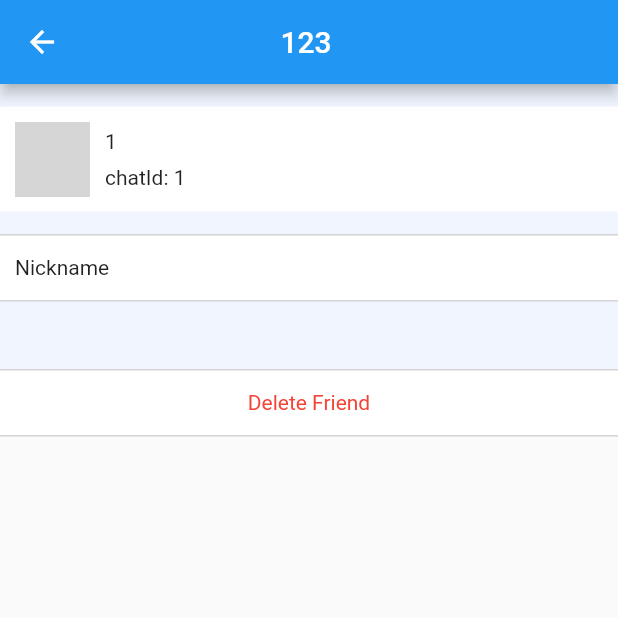
After one commit to dianluyuanli-wp/IChat_For_Flutter, a Flutter app: the FriendInfoRoute screen opened by its route, on a phone screen of 412 x 824 dp, the top half of it. The commit adds this screen. Run offline on Flutter 3.47's test engine with Material 2 defaults, Android fonts, the phone set to English and light mode, and no system bars; our stand-ins replace cached_network_image, dio, image_cropper, image_picker, shared_preferences, socket_io_client and 1 more; accounts and stored records are empty; network calls fail; grey boxes are pictures that could not be loaded.

Commit message:
fix: 朋友信息

```diff
--- a/lib/component/infoBar.dart
+++ b/lib/component/infoBar.dart
@@ -6,7 +6,7 @@ class PersonInfoBar extends StatelessWidget {
     @required this.infoMap
   });
 
-  final Map infoMap;
+  final infoMap;
   @override
   Widget build(BuildContext context) {
     return Container(
@@ -19,7 +19,7 @@ class PersonInfoBar extends StatelessWidget {
             height: 70,
             padding: EdgeInsetsDirectional.fromSTEB(10, 10, 10, 10),
             child: Image(
-              image: CachedNetworkImageProvider(infoMap['avatar']),
+              image: CachedNetworkImageProvider(infoMap.avatar),
               height: 50,
               width: 50,
               fit: BoxFit.fill
@@ -30,9 +30,9 @@ class PersonInfoBar extends StatelessWidget {
             children: <Widget>[
               Container(
                 margin: EdgeInsetsDirectional.only(bottom: 8),
-                child: Text(infoMap['nickName'] ?? 'dddd'),
+                child: Text(infoMap.nickName ?? 'dddd'),
               ),
-              Text('chatId: ' + infoMap['user'])
+              Text('chatId: ' + infoMap.user)
             ],
           )
         ],
--- a/lib/global.dart
+++ b/lib/global.dart
@@ -85,6 +85,18 @@ class ProfileChangeNotifier extends ChangeNotifier {
   }
 }
 
+class FriendInfo {
+  String user;
+  String nickName;
+  String avatar;
+
+  FriendInfo.fromJson(Map json) {
+    user = json['userName'];
+    nickName = json['nickName'];
+    avatar = json['avatar'];
+  }
+}
+
 class UserModle extends ProfileChangeNotifier {
   String get user => _profile.user;
   set user(String user) {
@@ -110,8 +122,14 @@ class UserModle extends ProfileChangeNotifier {
     notifyListeners();
   }
 
-  List get friendsList => _profile.friendsList;
+  List<FriendInfo> get friendsList => _profile.friendsList.map<FriendInfo>((item) => FriendInfo.fromJson(item)).toList();
   set friendsList(List value) {
+    _profile.friendsList = value;
+    notifyListeners();
+  }
+
+  List get friendsListJson => _profile.friendsList;
+  set friendsListJson(List value) {
     _profile.friendsList = value;
     notifyListeners();
   }
@@ -138,8 +156,8 @@ class UserModle extends ProfileChangeNotifier {
     notifyListeners();
   }
 
-  Map findFriendInfo(name) {
-    return friendsList.firstWhere((item) => name == item['userName']);
+  FriendInfo findFriendInfo(name) {
+    return friendsList.firstWhere((item) => name == item.user);
   }
 }
 
@@ -284,4 +302,7 @@ abstract class CommonInterface {
   Message cMesArr(BuildContext context) {
     return Provider.of<Message>(context);
   }
+  FriendInfo cFriendInfo(BuildContext context, String name) {
+    return cUsermodal(context).friendsList.firstWhere((item) => item.user == name);
+  }
 }
--- a/lib/main.dart
+++ b/lib/main.dart
@@ -7,6 +7,7 @@ import 'page/findFriend.dart';
 import 'page/modify/modify.dart';
 import 'page/friendList.dart';
 import 'page/chat.dart';
+import './page/friendInfo.dart';
 import 'package:socket_io_client/socket_io_client.dart' as IO;
 
 void main() => Global.init().then((e) => runApp(MyApp(info: e)));
@@ -86,6 +87,7 @@ class _ListenContainerState extends State<ListenContainer> with CommonInterface
           '/': (context) => Provider.of<UserModle>(context).isLogin ? MyHomePage() : LogIn(),
           'chat': (context) => Chat(key: myK),
           'modify': (context) => Modify(),
+          'friendInfo': (context) => FriendInfoRoute()
         }
       );
   }
--- a/lib/page/chat/talkList.dart
+++ b/lib/page/chat/talkList.dart
@@ -136,7 +136,7 @@ class MessageContent extends StatelessWidget with CommonInterface {
               Container(
                 margin: EdgeInsets.all(5),
                 child: Image(
-                    image: CachedNetworkImageProvider(showOnLeft ? userModel.findFriendInfo(info.owner)['avatar'] : image),
+                    image: CachedNetworkImageProvider(showOnLeft ? userModel.findFriendInfo(info.owner).avatar : image),
                     height: 30,
                     width: 30,
                     fit: BoxFit.fill
--- /dev/null
+++ b/lib/page/friendInfo.dart
@@ -0,0 +1,88 @@
+import 'package:flutter/material.dart';
+import '../global.dart';
+import '../component/infoBar.dart';
+import '../tools/utils.dart';
+import '../tools/network.dart';
+import 'myAccount.dart';
+
+class FriendInfoRoute extends StatefulWidget {
+  @override
+  _FriendInfoState createState() => _FriendInfoState();
+}
+
+class _FriendInfoState extends State<FriendInfoRoute> with CommonInterface{
+  @override
+  Widget build(BuildContext context) {
+    UserModle myInfo = cUsermodal(context);
+    FriendInfo talkingInfo = myInfo.friendsList.firstWhere((item) => item.user == myInfo.sayTo, orElse: () => FriendInfo.fromJson({
+      'userName': '1',
+      'avatar': '1',
+      'nickName': '1'
+    }));
+    return Scaffold(
+      appBar: AppBar(
+        centerTitle: true,
+        title: Container(
+          alignment: Alignment.center,
+          child: Row(
+            mainAxisAlignment: MainAxisAlignment.center,
+            children: <Widget>[
+              Transform.translate(
+                offset: Offset(-30, 0),
+                child: Text(myInfo.sayTo),
+              ),
+            ],
+          ),
+        ),
+      ),
+      body: SingleChildScrollView(
+        child: Container(
+          constraints: BoxConstraints(minWidth: double.infinity),
+          decoration: BoxDecoration(
+            color: Color(0xf0eff5ff),
+          ),
+          child: Column(
+            mainAxisAlignment: MainAxisAlignment.start,
+            mainAxisSize: MainAxisSize.max,
+            children: <Widget>[
+              Container(
+                child: PersonInfoBar(infoMap: talkingInfo),
+                margin: EdgeInsets.only(top: 15),
+              ),
+              Container(
+                margin: EdgeInsets.only(top: 15),
+                child: Column(
+                  children: <Widget>[
+                    ModifyItem(text: 'Nickname', keyName: 'nickName', owner: myInfo.sayTo, useBottomBorder: true)
+                  ],
+                ),
+              ),
+              Container(
+                child: GestureDetector(
+                  child: Container(
+                    alignment: Alignment.center,
+                    margin: EdgeInsets.only(top: 45),
+                    constraints: BoxConstraints(
+                      minWidth: double.infinity,
+                      minHeight: 45
+                    ),
+                    decoration: BoxDecoration(
+                      color: Color(0xffffffff),
+                      border: Border(top: borderStyle, bottom: borderStyle)
+                    ),
+                    child: Text('Delete Friend', style: TextStyle(color: Colors.red)),
+                  ),
+                  onTap: deleteFriend
+                ),
+              )
+            ],
+          )
+        )
+      )
+    );
+  }
+
+  void deleteFriend() {
+
+  }
+}
--- a/lib/page/modify/nickname.dart
+++ b/lib/page/modify/nickname.dart
@@ -3,10 +3,11 @@ import 'package:provider/provider.dart';
 import '../../global.dart';
 
 class NickName extends StatefulWidget {
-  NickName({Key key, @required this.handler, @required this.modifyFunc})
+  NickName({Key key, @required this.handler, @required this.modifyFunc, @required this.target})
     : super(key: key);
   final ValueChanged<bool> handler;
   final modifyFunc;
+  final String target;
   //final void ValueChanged<String, String> modifyFunc;
   //var modifyFunc;
 
@@ -14,14 +15,14 @@ class NickName extends StatefulWidget {
   _NickNameState createState() => _NickNameState();
 }
 
-class _NickNameState extends State<NickName> {
+class _NickNameState extends State<NickName> with CommonInterface{
   TextEditingController _nickNameController = new TextEditingController();
   GlobalKey _formKey = new GlobalKey<FormState>();
   bool _nameAutoFocus = true;
 
   @override
   Widget build(BuildContext context) {
-    String oldNickname = Provider.of<UserModle>(context).nickName;
+    String oldNickname = widget.target == cUser(context) ? cUsermodal(context).nickName : cFriendInfo(context, widget.target).nickName;
     return Padding(
       padding: const EdgeInsets.all(16),
       child: Form(
@@ -34,7 +35,7 @@ class _NickNameState extends State<NickName> {
               controller: _nickNameController,
               decoration: InputDecoration(
                 labelText: 'NickName',
-                hintText: 'Enter your new nickname',
+                hintText: 'Enter new nickname',
                 prefixIcon: Icon(Icons.notification_important)
               ),
               validator: (v) {
```
Also changed, not shown: lib/page/chat.dart (+16 -6 lines), lib/page/findFriend.dart (+19 -3 lines), lib/page/friendList.dart (+6 -6 lines), lib/page/modify/modify.dart (+30 -8 lines), lib/page/myAccount.dart (+11 -9 lines).
